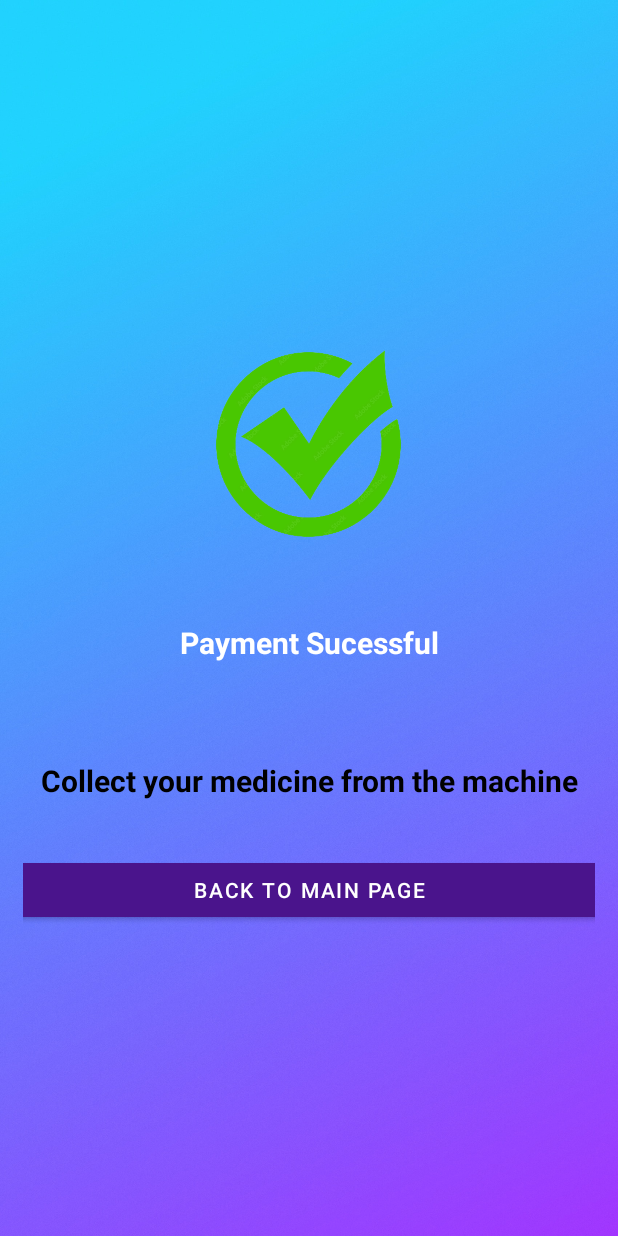
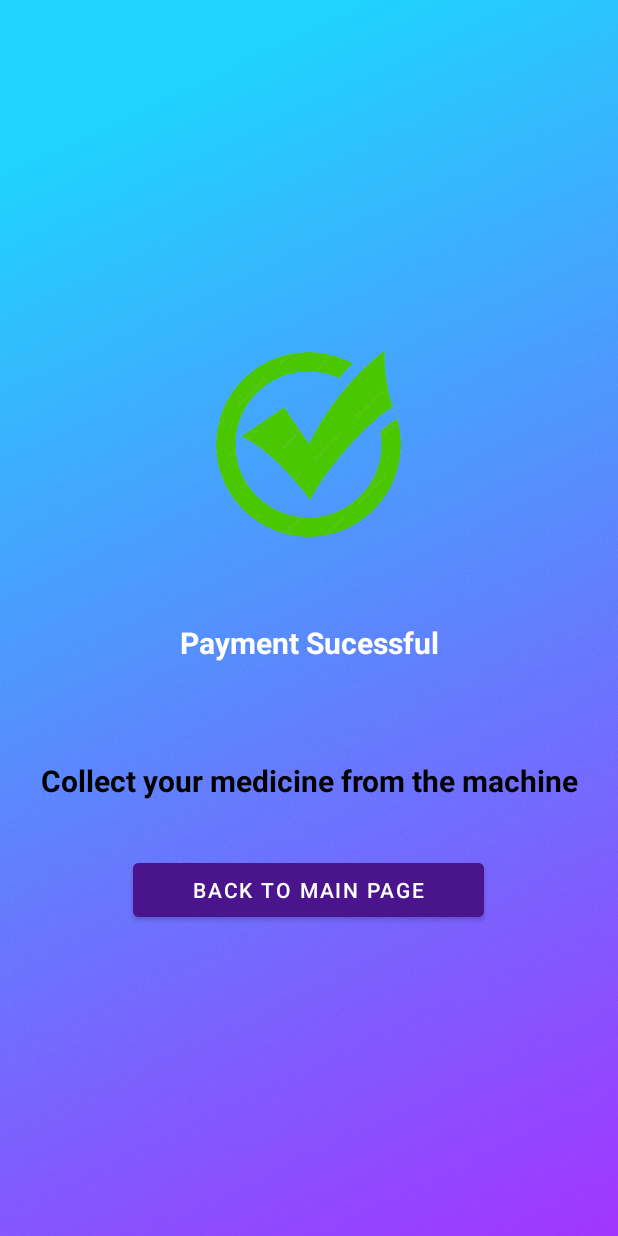
Before and after one commit to shibinsp45/PRO-MEDIC, an Android app: the layout activity_sucessful.xml on its own in the app's theme, with its tools: preview values and no code run, on a phone screen of 412 x 824 dp. Run offline under Robolectric (Android 15) with nearby library versions, the phone set to English and light mode, and no system bars.

Commit message:
FINAL COMMIT

```diff
--- a/app/src/main/java/com/example/medicalvending/Admin.java
+++ b/app/src/main/java/com/example/medicalvending/Admin.java
@@ -55,7 +55,7 @@ public class Admin extends AppCompatActivity {
             @Override
             public void onClick(View v) {
                 FirebaseAuth.getInstance().signOut();
-                Intent intent = new Intent(getApplicationContext(), Login.class);
+                Intent intent = new Intent(getApplicationContext(), MainActivity.class);
                 startActivity(intent);
                 finish();
             }
--- a/app/src/main/res/layout/activity_admin.xml
+++ b/app/src/main/res/layout/activity_admin.xml
@@ -30,8 +30,7 @@
             android:layout_width="411dp"
             android:layout_height="wrap_content"
             android:layout_marginLeft="5dp"
-
-            android:layout_marginRight="5dp"
+            android:layout_marginRight="10dp"
             android:inputType="textEmailAddress"
             android:textColor="@color/gray_600" />
     </com.google.android.material.textfield.TextInputLayout>
--- a/app/src/main/res/layout/activity_sucessful.xml
+++ b/app/src/main/res/layout/activity_sucessful.xml
@@ -38,7 +38,7 @@ tools:context=".Sucessful">
 
     <Button
         android:id="@+id/logout"
-        android:layout_width="420dp"
+        android:layout_width="234dp"
         android:layout_height="wrap_content"
         android:layout_gravity="center"
         android:layout_marginTop="30dp"
```
Also changed, not shown: app/src/main/java/com/example/medicalvending/Sucessful.java (+19 -0 lines), 2 other files.
